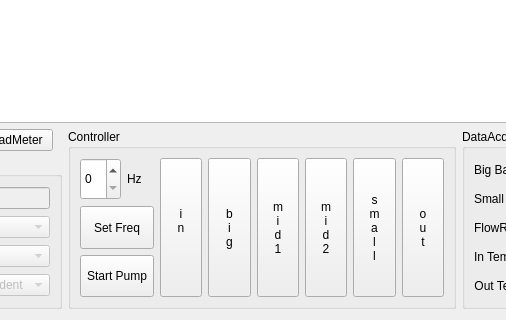
This is source/flowweight/flowweight.ui in flimmy78/qtverify as Qt 5 draws it before an edit; both pictures show x 142 to 648 and y 536 to 856 of the 1325 by 856 pixel window. The edited form follows.
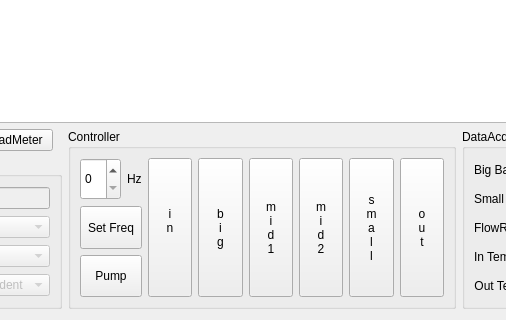
This is the edited form.

```diff
--- a/source/flowweight/flowweight.ui
+++ b/source/flowweight/flowweight.ui
@@ -422,7 +422,7 @@
          </sizepolicy>
         </property>
         <property name="text">
-         <string>Start Pump</string>
+         <string>Pump</string>
         </property>
        </widget>
       </item>
```
